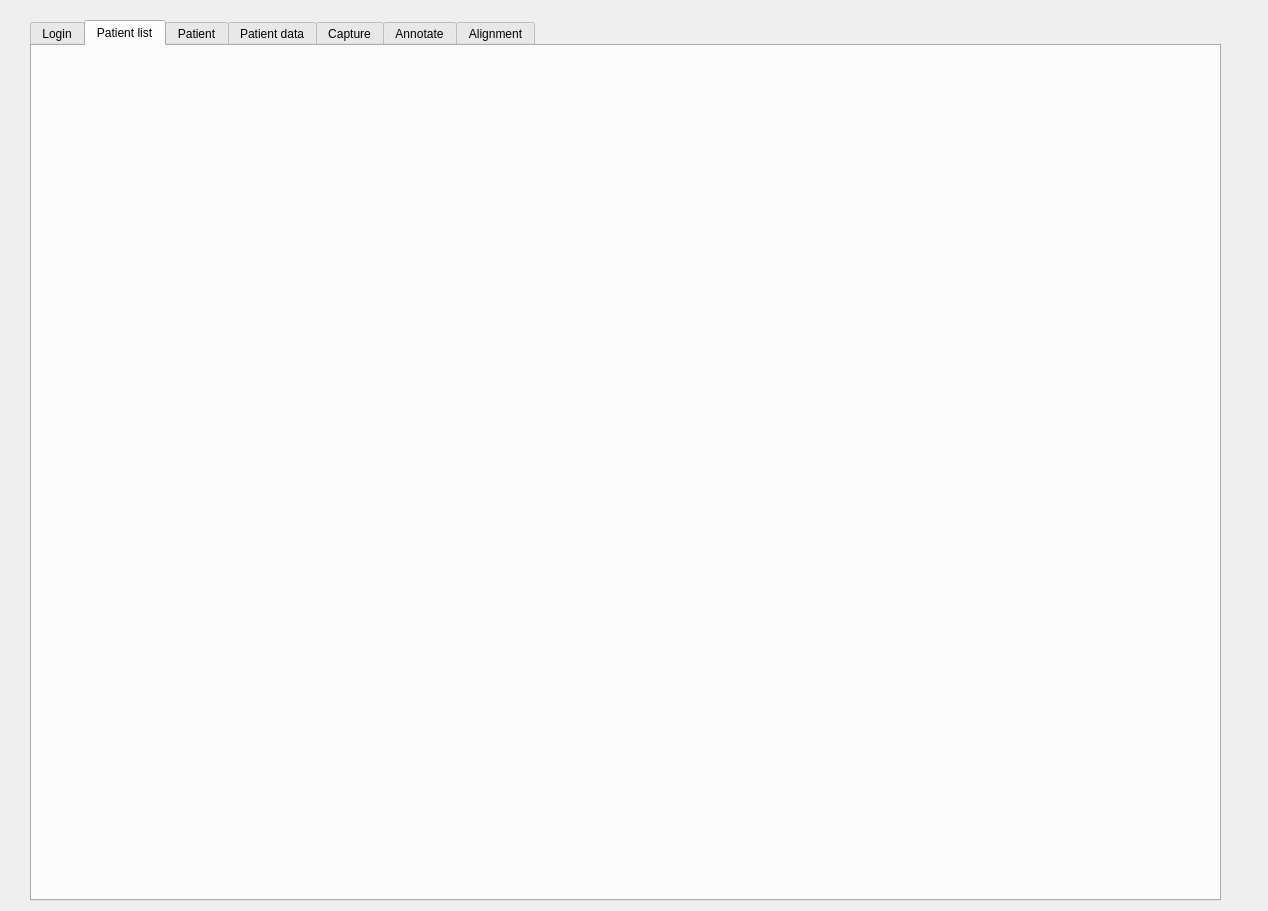
This is DesktopApp/desktopapp.ui in michaelfong2017/landmark-annotator-desktop as Qt 5 draws it before an edit. The edited form follows.
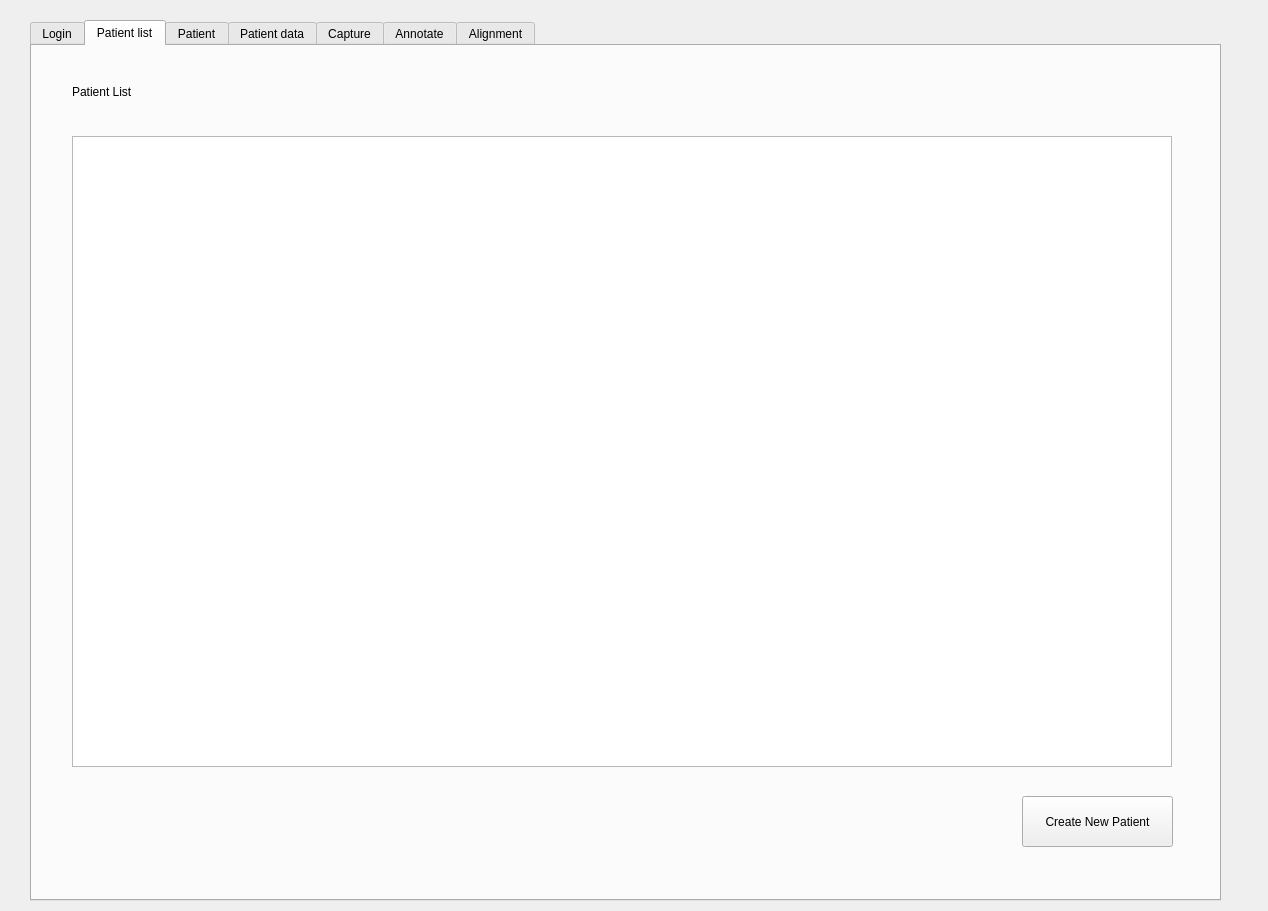
This is the edited form. The open tabs and pages were chosen to show the change.

Commit message: Patient list tab UI

Patch:
```diff
--- a/DesktopApp/desktopapp.ui
+++ b/DesktopApp/desktopapp.ui
@@ -105,6 +105,48 @@
     <attribute name="title">
      <string>Patient list</string>
     </attribute>
+    <widget class="QTableView" name="tableView">
+     <property name="geometry">
+      <rect>
+       <x>40</x>
+       <y>90</y>
+       <width>1100</width>
+       <height>631</height>
+      </rect>
+     </property>
+    </widget>
+    <widget class="QLabel" name="label">
+     <property name="geometry">
+      <rect>
+       <x>40</x>
+       <y>20</y>
+       <width>171</width>
+       <height>51</height>
+      </rect>
+     </property>
+     <property name="styleSheet">
+      <string notr="true">font: 24pt &quot;MS Shell Dlg 2&quot;;</string>
+     </property>
+     <property name="text">
+      <string>Patient List</string>
+     </property>
+    </widget>
+    <widget class="QPushButton" name="createNewPatientButton">
+     <property name="geometry">
+      <rect>
+       <x>990</x>
+       <y>750</y>
+       <width>151</width>
+       <height>51</height>
+      </rect>
+     </property>
+     <property name="styleSheet">
+      <string notr="true">font: 12pt &quot;MS Shell Dlg 2&quot;;</string>
+     </property>
+     <property name="text">
+      <string>Create New Patient</string>
+     </property>
+    </widget>
    </widget>
    <widget class="QWidget" name="patientTab">
     <attribute name="title">
```
Left out of the diff: 14 changed lines with no effect on the pictures. The commit also changes 7 other files.
